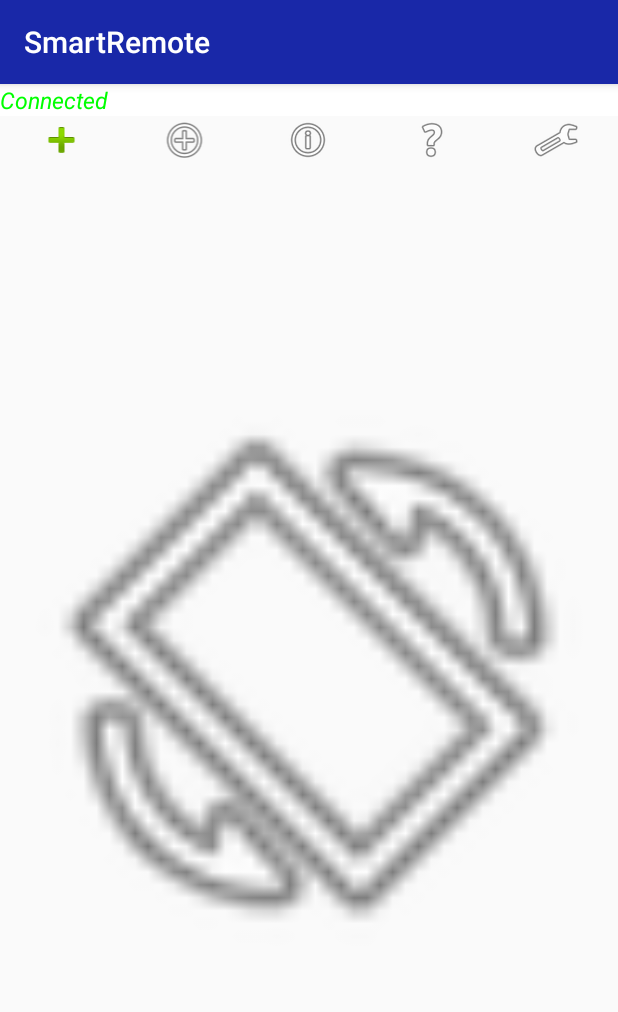
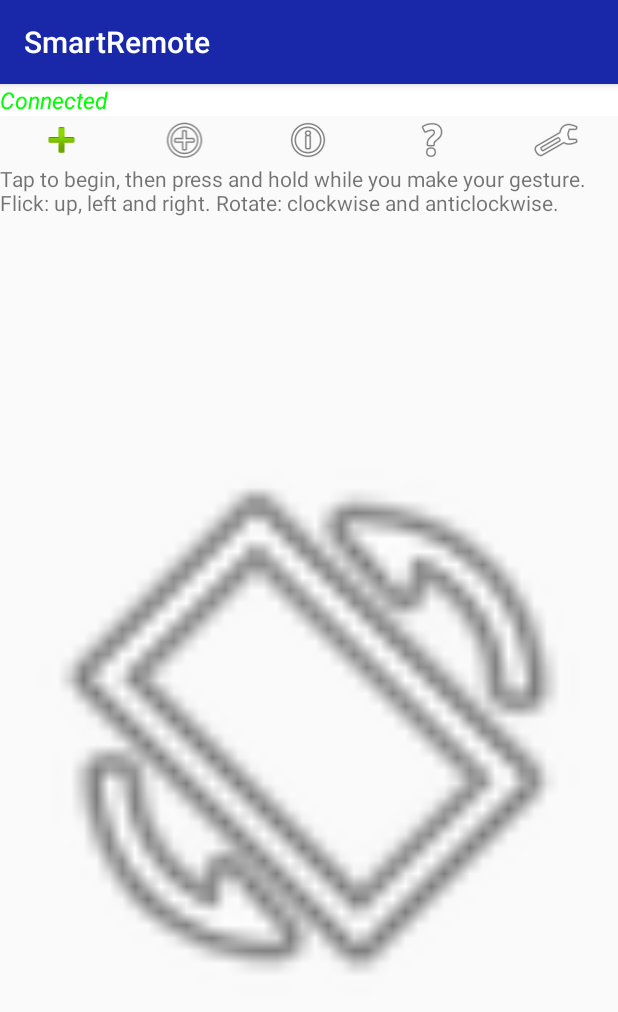
Before and after one commit to Nachodood/SmartRemote, an Android app: the screen it shows after launch (MainActivity), on a phone screen of 412 x 824 dp. Shown: the top 1012 px of the screen. Run offline under Robolectric (Android 15) with nearby library versions, the phone set to English and light mode, and no system bars.

Commit message:
Implement instructions textView in MainActivity

```diff
--- a/app/src/main/res/layout/activity_main.xml
+++ b/app/src/main/res/layout/activity_main.xml
@@ -13,7 +13,7 @@
         style="@style/SwanseaBlueTextView"
         android:layout_width="match_parent"
         android:layout_height="wrap_content"
-        android:text="Connected"
+        android:text="@string/txt_connected_status"
         android:textSize="15sp" />
 
     <LinearLayout
@@ -58,6 +58,12 @@
 
     </LinearLayout>
 
+    <TextView
+        android:id="@+id/txt_instructions"
+        android:layout_width="match_parent"
+        android:layout_height="wrap_content"
+        android:text="@string/tap_to_begin_then_press_and_hold_while_you_make_your_gesture_flick_up_left_and_right_rotate_clockwise_and_anticlockwise" />
+
     <ImageView
         android:id="@+id/img_gesture_performed"
         android:layout_width="match_parent"
--- a/app/src/main/res/values/strings.xml
+++ b/app/src/main/res/values/strings.xml
@@ -29,4 +29,6 @@
     <string name="btn_cal_start">Tap to begin calibration</string>
     <string name="btn_cal_end">Tap to finish calibration</string>
     <string name="txt_is_complete" />
+    <string name="tap_to_begin_then_press_and_hold_while_you_make_your_gesture_flick_up_left_and_right_rotate_clockwise_and_anticlockwise">Tap to begin, then press and hold while you make your gesture. Flick: up, left and right. Rotate: clockwise and anticlockwise.</string>
+    <string name="txt_connected_status">Connected</string>
 </resources>
```
